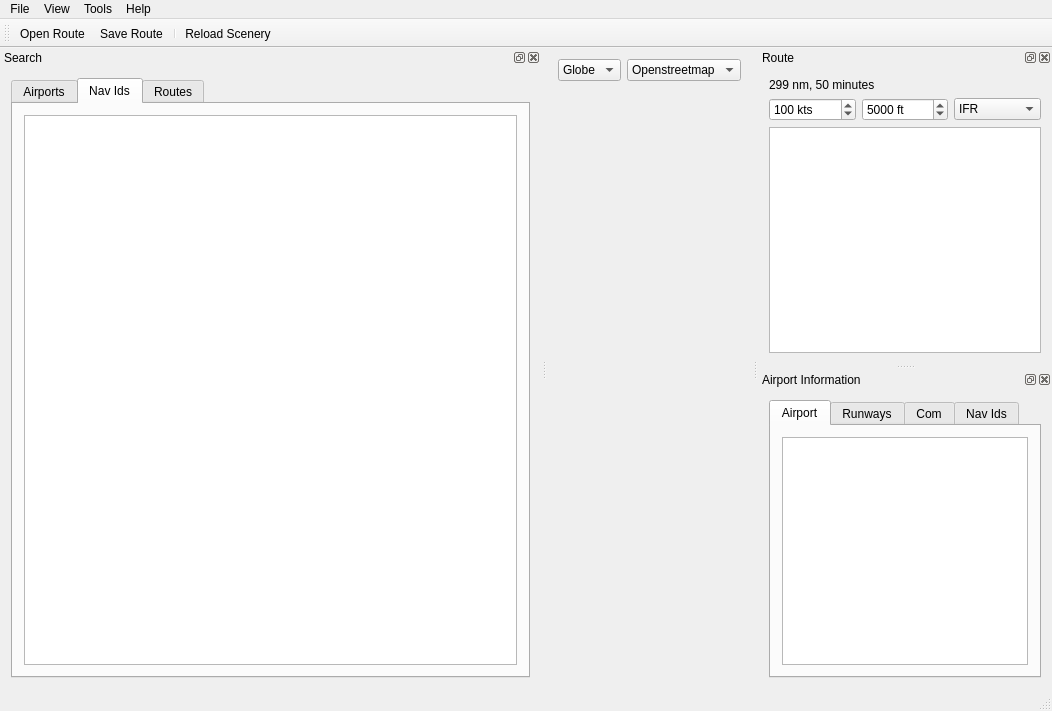
First picture: the form in src/gui/mainwindow.ui, repository albar965/littlenavmap, before the edit.
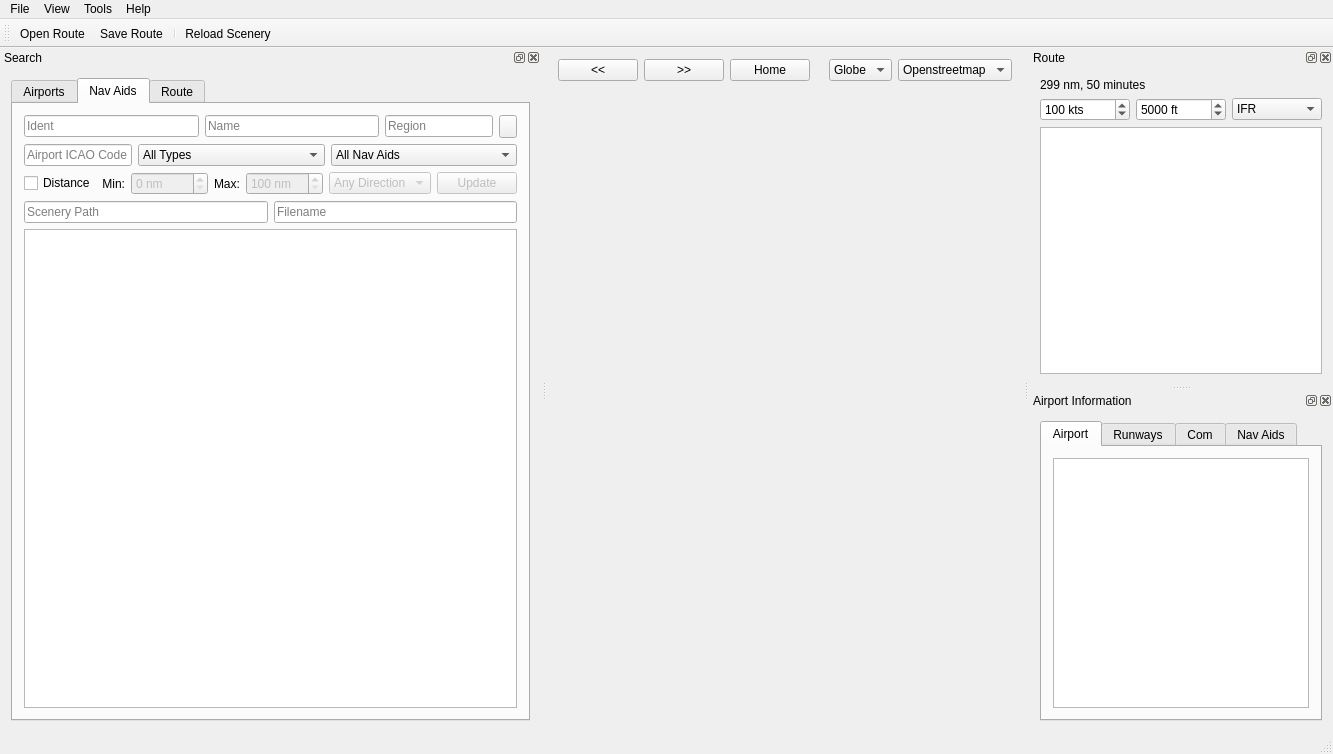
Second picture: the form after the edit. The open tabs and pages were chosen to show the change. Icons and pictures are not drawn.

```diff
--- a/src/gui/mainwindow.ui
+++ b/src/gui/mainwindow.ui
@@ -6,8 +6,8 @@
    <rect>
     <x>0</x>
     <y>0</y>
-    <width>1052</width>
-    <height>711</height>
+    <width>1333</width>
+    <height>754</height>
    </rect>
   </property>
   <property name="windowTitle">
@@ -17,6 +17,45 @@
    <layout class="QVBoxLayout" name="verticalLayout_10">
     <item>
      <layout class="QHBoxLayout" name="horizontalLayoutMap">
+      <item>
+       <widget class="QPushButton" name="pushButton">
+        <property name="sizePolicy">
+         <sizepolicy hsizetype="Fixed" vsizetype="Fixed">
+          <horstretch>0</horstretch>
+          <verstretch>0</verstretch>
+         </sizepolicy>
+        </property>
+        <property name="text">
+         <string>&lt;&lt;</string>
+        </property>
+       </widget>
+      </item>
+      <item>
+       <widget class="QPushButton" name="pushButton_2">
+        <property name="sizePolicy">
+         <sizepolicy hsizetype="Fixed" vsizetype="Fixed">
+          <horstretch>0</horstretch>
+          <verstretch>0</verstretch>
+         </sizepolicy>
+        </property>
+        <property name="text">
+         <string>&gt;&gt;</string>
+        </property>
+       </widget>
+      </item>
+      <item>
+       <widget class="QPushButton" name="pushButton_3">
+        <property name="sizePolicy">
+         <sizepolicy hsizetype="Fixed" vsizetype="Fixed">
+          <horstretch>0</horstretch>
+          <verstretch>0</verstretch>
+         </sizepolicy>
+        </property>
+        <property name="text">
+         <string>Home</string>
+        </property>
+       </widget>
+      </item>
       <item>
        <spacer name="horizontalSpacer">
         <property name="orientation">
@@ -70,7 +109,7 @@
     <rect>
      <x>0</x>
      <y>0</y>
-     <width>1052</width>
+     <width>1333</width>
      <height>24</height>
     </rect>
    </property>
@@ -951,17 +990,416 @@
        </widget>
        <widget class="QWidget" name="tabNavIdSearch">
         <attribute name="title">
-         <string>Nav Ids</string>
+         <string>Nav Aids</string>
         </attribute>
         <layout class="QVBoxLayout" name="verticalLayout_5">
          <item>
-          <widget class="QTableView" name="tableViewNavIdSearch"/>
+          <layout class="QHBoxLayout" name="horizontalLayoutNavNameSearch">
+           <property name="topMargin">
+            <number>0</number>
+           </property>
+           <item>
+            <widget class="QLineEdit" name="lineEditNavIcaoSearch">
+             <property name="placeholderText">
+              <string>Ident</string>
+             </property>
+            </widget>
+           </item>
+           <item>
+            <widget class="QLineEdit" name="lineEditNavNameSearch">
+             <property name="placeholderText">
+              <string>Name</string>
+             </property>
+            </widget>
+           </item>
+           <item>
+            <widget class="QLineEdit" name="lineEditNavRegionSearch">
+             <property name="sizePolicy">
+              <sizepolicy hsizetype="Fixed" vsizetype="Fixed">
+               <horstretch>0</horstretch>
+               <verstretch>0</verstretch>
+              </sizepolicy>
+             </property>
+             <property name="placeholderText">
+              <string>Region</string>
+             </property>
+            </widget>
+           </item>
+           <item>
+            <widget class="QToolButton" name="toolButtonNavSearch">
+             <property name="text">
+              <string/>
+             </property>
+             <property name="iconSize">
+              <size>
+               <width>10</width>
+               <height>16</height>
+              </size>
+             </property>
+             <property name="popupMode">
+              <enum>QToolButton::InstantPopup</enum>
+             </property>
+             <property name="toolButtonStyle">
+              <enum>Qt::ToolButtonFollowStyle</enum>
+             </property>
+             <property name="arrowType">
+              <enum>Qt::NoArrow</enum>
+             </property>
+            </widget>
+           </item>
+          </layout>
+         </item>
+         <item>
+          <layout class="QHBoxLayout" name="horizontalLayoutNavExtSearch">
+           <property name="topMargin">
+            <number>0</number>
+           </property>
+           <item>
+            <widget class="QLineEdit" name="lineEditNavAirportIcaoSearch">
+             <property name="sizePolicy">
+              <sizepolicy hsizetype="Fixed" vsizetype="Fixed">
+               <horstretch>0</horstretch>
+               <verstretch>0</verstretch>
+              </sizepolicy>
+             </property>
+             <property name="placeholderText">
+              <string>Airport ICAO Code</string>
+             </property>
+            </widget>
+           </item>
+           <item>
+            <widget class="QComboBox" name="comboBoxNavTypeSearch">
+             <item>
+              <property name="text">
+               <string>All Types</string>
+              </property>
+             </item>
+             <item>
+              <property name="text">
+               <string>VOR - High</string>
+              </property>
+             </item>
+             <item>
+              <property name="text">
+               <string>VOR - Low</string>
+              </property>
+             </item>
+             <item>
+              <property name="text">
+               <string>VOR - Terminal</string>
+              </property>
+             </item>
+             <item>
+              <property name="text">
+               <string>NDB - HH</string>
+              </property>
+             </item>
+             <item>
+              <property name="text">
+               <string>NDB - H</string>
+              </property>
+             </item>
+             <item>
+              <property name="text">
+               <string>NDB - MH</string>
+              </property>
+             </item>
+             <item>
+              <property name="text">
+               <string>NDB - Compass Point</string>
+              </property>
+             </item>
+             <item>
+              <property name="text">
+               <string>Waypoint - Named</string>
+              </property>
+             </item>
+             <item>
+              <property name="text">
+               <string>Waypoint - Unnamed</string>
+              </property>
+             </item>
+            </widget>
+           </item>
+           <item>
+            <widget class="QComboBox" name="comboBoxNavNavAidSearch">
+             <item>
+              <property name="text">
+               <string>All Nav Aids</string>
+              </property>
+             </item>
+             <item>
+              <property name="text">
+               <string>All VOR</string>
+              </property>
+             </item>
+             <item>
+              <property name="text">
+               <string>All VOR and NDB</string>
+              </property>
+             </item>
+             <item>
+              <property name="text">
+               <string>Only VOR-DME</string>
+              </property>
+             </item>
+             <item>
+              <property name="text">
+               <string>Only VOR</string>
+              </property>
+             </item>
+             <item>
+              <property name="text">
+               <string>Only DME</string>
+              </property>
+             </item>
+             <item>
+              <property name="text">
+               <string>NDB</string>
+              </property>
+             </item>
+             <item>
+              <property name="text">
+               <string>Waypoints</string>
+              </property>
+             </item>
+            </widget>
+           </item>
+          </layout>
+         </item>
+         <item>
+          <layout class="QHBoxLayout" name="horizontalLayoutNavDistanceSearch">
+           <property name="topMargin">
+            <number>0</number>
+           </property>
+           <property name="bottomMargin">
+            <number>0</number>
+           </property>
+           <item>
+            <widget class="QCheckBox" name="checkBoxNavDistSearch">
+             <property name="sizePolicy">
+              <sizepolicy hsizetype="Fixed" vsizetype="Fixed">
+               <horstretch>0</horstretch>
+               <verstretch>0</verstretch>
+              </sizepolicy>
+             </property>
+             <property name="text">
+              <string>Distance</string>
+             </property>
+            </widget>
+           </item>
+           <item>
+            <widget class="QLabel" name="labelNavDistMinSearch">
+             <property name="sizePolicy">
+              <sizepolicy hsizetype="Fixed" vsizetype="Preferred">
+               <horstretch>0</horstretch>
+               <verstretch>0</verstretch>
+              </sizepolicy>
+             </property>
+             <property name="text">
+              <string>Min:</string>
+             </property>
+             <property name="alignment">
+              <set>Qt::AlignRight|Qt::AlignTrailing|Qt::AlignVCenter</set>
+             </property>
+            </widget>
+           </item>
+           <item>
+            <widget class="QSpinBox" name="spinBoxNavDistMinSearch">
+             <property name="enabled">
+              <bool>false</bool>
+             </property>
+             <property name="showGroupSeparator" stdset="0">
+              <bool>true</bool>
+             </property>
+             <property name="suffix">
+              <string> nm</string>
+             </property>
+             <property name="maximum">
+              <number>5000</number>
+             </property>
+             <property name="singleStep">
+              <number>10</number>
+             </property>
+            </widget>
+           </item>
+           <item>
+            <widget class="QLabel" name="labelNavDistMaxSearch">
+             <property name="sizePolicy">
+              <sizepolicy hsizetype="Fixed" vsizetype="Preferred">
+               <horstretch>0</horstretch>
+               <verstretch>0</verstretch>
+              </sizepolicy>
+             </property>
+             <property name="text">
+              <string>Max:</string>
+             </property>
+            </widget>
+           </item>
+           <item>
+            <widget class="QSpinBox" name="spinBoxNavDistMaxSearch">
+             <property name="enabled">
+              <bool>false</bool>
+             </property>
+             <property name="specialValueText">
+              <string/>
+             </property>
+             <property name="showGroupSeparator" stdset="0">
+              <bool>true</bool>
+             </property>
+             <property name="suffix">
+              <string> nm</string>
+             </property>
+             <property name="minimum">
+              <number>100</number>
+             </property>
+             <property name="maximum">
+              <number>5000</number>
+             </property>
+             <property name="singleStep">
+              <number>100</number>
+             </property>
+             <property name="value">
+              <number>100</number>
+             </property>
+            </widget>
+           </item>
+           <item>
+            <widget class="QComboBox" name="comboBoxNavDistDirectionSearch">
+             <property name="enabled">
+              <bool>false</bool>
+             </property>
+             <item>
+              <property name="text">
+               <string>Any Direction</string>
+              </property>
+             </item>
+             <item>
+              <property name="text">
+               <string>North</string>
+              </property>
+             </item>
+             <item>
+              <property name="text">
+               <string>East</string>
+              </property>
+             </item>
+             <item>
+              <property name="text">
+               <string>South</string>
+              </property>
+             </item>
+             <item>
+              <property name="text">
+               <string>West</string>
+              </property>
+             </item>
+            </widget>
+           </item>
+           <item>
+            <widget class="QPushButton" name="pushButtonNavDistSearch">
+             <property name="enabled">
+              <bool>false</bool>
+             </property>
+             <property name="sizePolicy">
+              <sizepolicy hsizetype="Fixed" vsizetype="Fixed">
+               <horstretch>0</horstretch>
+               <verstretch>0</verstretch>
+              </sizepolicy>
+             </property>
+             <property name="text">
+              <string>Update</string>
+             </property>
+            </widget>
+           </item>
+          </layout>
+         </item>
+         <item>
+          <layout class="QHBoxLayout" name="horizontalLayoutNavScenerySearch">
+           <property name="bottomMargin">
+            <number>0</number>
+           </property>
+           <item>
+            <widget class="QLineEdit" name="lineEditNavScenerySearch">
+             <property name="placeholderText">
+              <string>Scenery Path</string>
+             </property>
+             <property name="clearButtonEnabled">
+              <bool>true</bool>
+             </property>
+            </widget>
+           </item>
+           <item>
+            <widget class="QLineEdit" name="lineEditNavFileSearch">
+             <property name="placeholderText">
+              <string>Filename</string>
+             </property>
+             <property name="clearButtonEnabled">
+              <bool>true</bool>
+             </property>
+            </widget>
+           </item>
+          </layout>
+         </item>
+         <item>
+          <widget class="QTableView" name="tableViewNavIdSearch">
+           <property name="font">
+            <font>
+             <pointsize>9</pointsize>
+            </font>
+           </property>
+           <property name="contextMenuPolicy">
+            <enum>Qt::CustomContextMenu</enum>
+           </property>
+           <property name="editTriggers">
+            <set>QAbstractItemView::NoEditTriggers</set>
+           </property>
+           <property name="tabKeyNavigation">
+            <bool>false</bool>
+           </property>
+           <property name="showDropIndicator" stdset="0">
+            <bool>false</bool>
+           </property>
+           <property name="dragDropOverwriteMode">
+            <bool>false</bool>
+           </property>
+           <property name="alternatingRowColors">
+            <bool>true</bool>
+           </property>
+           <property name="selectionMode">
+            <enum>QAbstractItemView::ExtendedSelection</enum>
+           </property>
+           <property name="selectionBehavior">
+            <enum>QAbstractItemView::SelectRows</enum>
+           </property>
+           <property name="horizontalScrollMode">
+            <enum>QAbstractItemView::ScrollPerPixel</enum>
+           </property>
+           <property name="sortingEnabled">
+            <bool>true</bool>
+           </property>
+           <property name="wordWrap">
+            <bool>false</bool>
+           </property>
+           <attribute name="horizontalHeaderMinimumSectionSize">
+            <number>5</number>
+           </attribute>
+           <attribute name="horizontalHeaderShowSortIndicator" stdset="0">
+            <bool>true</bool>
+           </attribute>
+           <attribute name="verticalHeaderCascadingSectionResizes">
+            <bool>true</bool>
+           </attribute>
+           <attribute name="verticalHeaderShowSortIndicator" stdset="0">
+            <bool>false</bool>
+           </attribute>
+          </widget>
          </item>
         </layout>
        </widget>
        <widget class="QWidget" name="tabRouteSearch">
         <attribute name="title">
-         <string>Routes</string>
+         <string>Route</string>
         </attribute>
         <layout class="QVBoxLayout" name="verticalLayout_6">
          <item>
@@ -1101,7 +1539,7 @@
        </widget>
        <widget class="QWidget" name="tabNavIdInfo">
         <attribute name="title">
-         <string>Nav Ids</string>
+         <string>Nav Aids</string>
         </attribute>
         <layout class="QVBoxLayout" name="verticalLayout_9">
          <item>
```
Left out of the diff: 20 changed lines with no effect on the pictures.
